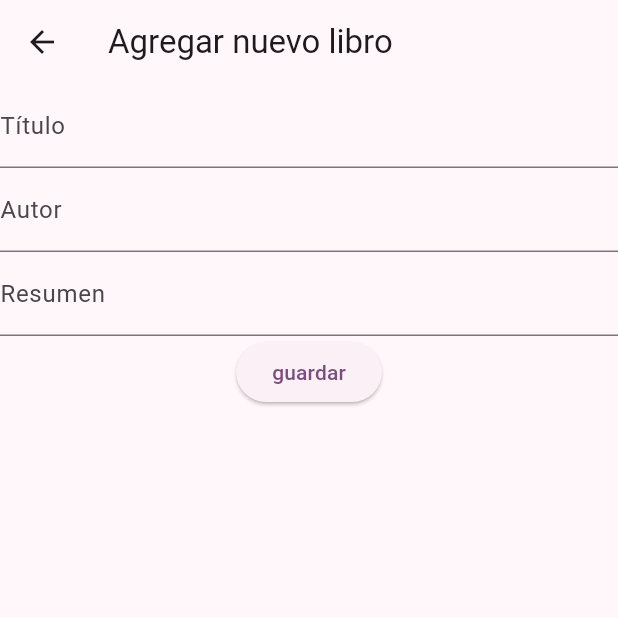
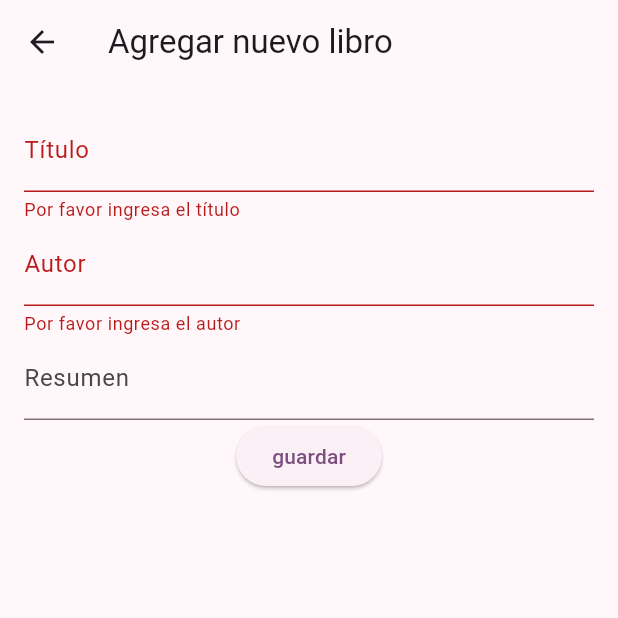
Before and after one commit to angelrc512/bibliodam_app, a Flutter app: the AddBookScreen screen opened directly, after a tap on "guardar", on a phone screen of 412 x 824 dp, the top half of it. Run offline on Flutter 3.47's test engine with Material 3 defaults, Android fonts, the light colour scheme and no system bars; our stand-ins replace cloud_firestore, firebase_core, flutter_bloc; accounts and stored records are empty.

```diff
--- a/lib/add_book/add_book_screen.dart
+++ b/lib/add_book/add_book_screen.dart
@@ -1,4 +1,8 @@
+import 'package:bibliodam_app/services/books_service.dart';
+import 'package:bibliodam_app/state.dart';
+import 'package:flutter/foundation.dart';
 import 'package:flutter/material.dart';
+import 'package:flutter_bloc/flutter_bloc.dart';
 
 class AddBookScreen extends StatelessWidget {
   const AddBookScreen({super.key});
@@ -23,34 +27,88 @@ class AddBookForm extends StatefulWidget {
 }
 
 class AddBookFormState extends State<AddBookForm> {
+
+  final titleFieldController = TextEditingController();
+  final authorFieldController = TextEditingController();
+  final summaryFieldController = TextEditingController();
+
+  final _formKey = GlobalKey<FormState>();
+  bool _savingBook = false;
   @override
   Widget build(BuildContext context) {
+    if (_savingBook){
+      return const Center(child: CircularProgressIndicator());
+    }
     return Form(
+        key: _formKey,
+        child: Padding(
+          padding: const EdgeInsets.all(16),
           child: Column(
                 children: [
           TextFormField(
+            controller: titleFieldController,
             decoration: const InputDecoration(
               border: UnderlineInputBorder(),
               labelText: 'Título',
             ),
+            validator: (value) {
+              if (value == null || value.isEmpty){
+                return "Por favor ingresa el título";
+              }
+              return null;
+            },
           ),
           TextFormField(
+            controller: authorFieldController,
             decoration: const InputDecoration(
               border: UnderlineInputBorder(),
               labelText: 'Autor',
             ),
+            validator: (value) {
+              if (value == null || value.isEmpty){
+                return "Por favor ingresa el autor";
+              }
+              return null;
+            },
           ),
           TextFormField(
+            controller: summaryFieldController,
             decoration: const InputDecoration(
               border: UnderlineInputBorder(),
               labelText: 'Resumen',
             ),
+
           ),
           ElevatedButton(
-          onPressed: () {},
+            onPressed: () {
+              if (_formKey.currentState!.validate()) {
+
+
+              _saveBook(context);
+              }
+            },
             child: Text("guardar"),
           )
                 ],
+              ),
         ));
   }
+
+  void _saveBook(BuildContext context) async {
+    var title = titleFieldController.text;
+    var author = authorFieldController.text;
+    var summary = summaryFieldController.text;
+
+    setState(() {
+      _savingBook = true;
+    });
+
+    var newBookId = await BooksService().saveBook(title, author, summary);
+
+    var bookshelfBloc = context.read<BookshelfBloc>();
+    bookshelfBloc.add(AddBookToBookshelf(newBookId));
+
+    Navigator.pop(context);
   }
+
+}
--- a/lib/home/home_screen.dart
+++ b/lib/home/home_screen.dart
@@ -99,7 +99,7 @@ class ListItemBook extends StatelessWidget {
               children: [
                 Padding(
                   padding: const EdgeInsets.only(left: 10, right: 10),
-                  child: Image.asset(_book.coverUrl),
+                  child: Image.asset(_book.coverUrl, width: 120,),
                 ),
                 Flexible(
                   child: Column(
--- a/lib/model/book.dart
+++ b/lib/model/book.dart
@@ -13,7 +13,7 @@ class Book {
     json['name'] as String,
     json['author'] as String,
     json['summary'] as String,
-    json['coverUrl'] as String,
+    json.containsKey('coverUrl') ? json['coverUrl'] as String : "assets/images/blank_book.png",
     );
 
 
```
Also changed, not shown: lib/services/books_service.dart (+14 -0 lines), assets/images/blank_book.png (added). Lines whose indentation alone changed are shown as unchanged.
